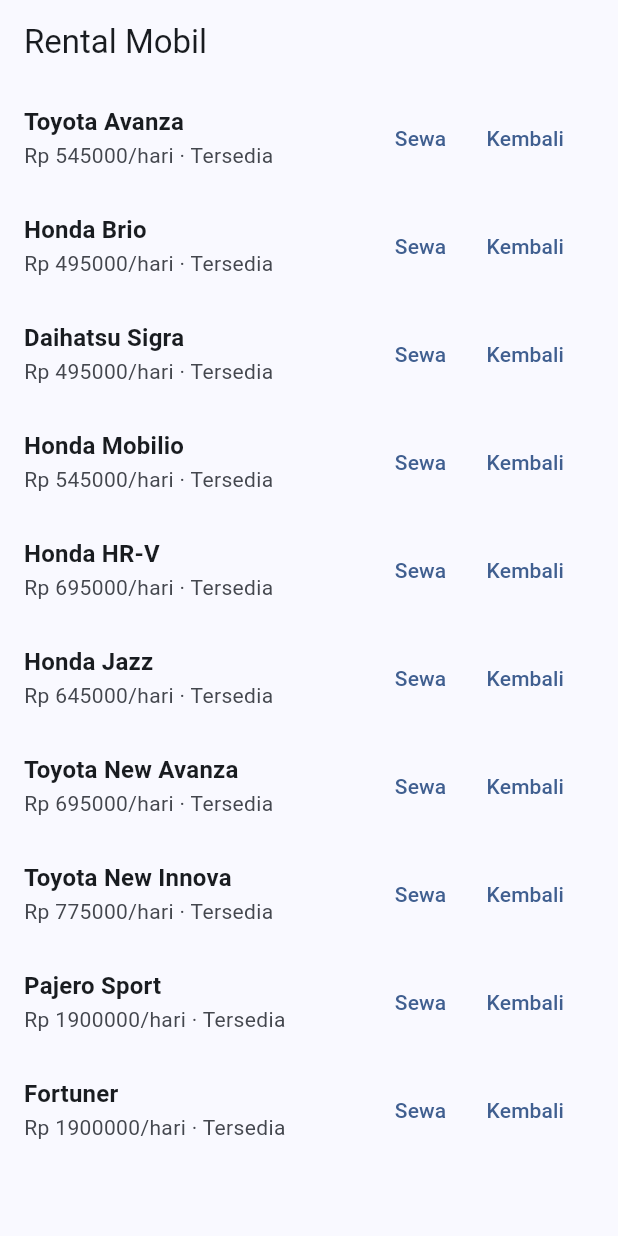
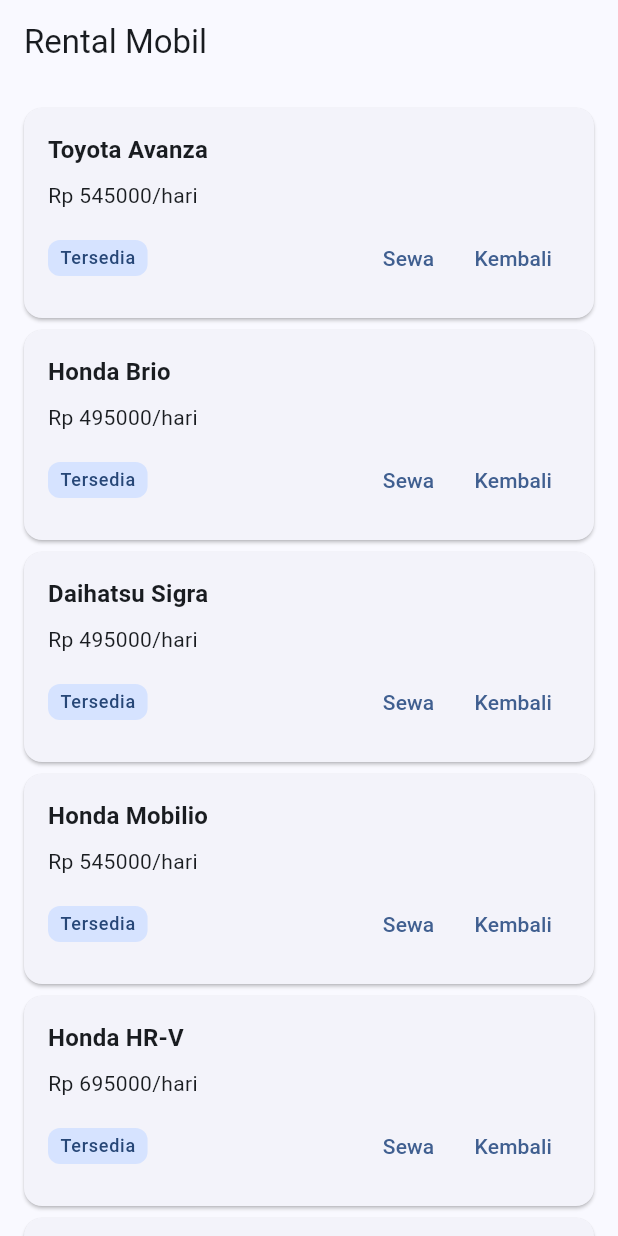
Before and after one commit to etjandinegara-coder/AFL2-Visual-Programming-EvelynTjandinegara-2086022510001, a Flutter app: the screen it shows after launch, on a phone screen of 412 x 824 dp. Run offline on Flutter 3.47's test engine with Material 3 defaults, Android fonts, the phone set to English and light mode, and no system bars; our stand-ins replace equatable, shared_preferences.

Commit message:
ubah daftar mobil ke Card dan gunakan colorScheme

```diff
--- a/lib/views/car_view.dart
+++ b/lib/views/car_view.dart
@@ -39,7 +39,6 @@ class _CarList extends StatelessWidget {
 
   const _CarList({required this.cars, required this.viewModel});
 
-  // Alur pengembalian: tanya jam terlambat, tampilkan rincian, lalu konfirmasi.
   Future<void> _onReturn(BuildContext context, Car car) async {
     final lateHours = await showDialog<int>(
       context: context,
@@ -80,23 +79,48 @@ class _CarList extends StatelessWidget {
 
   @override
   Widget build(BuildContext context) {
+    final theme = Theme.of(context);
+    final colors = theme.colorScheme;
+
     return ListView.builder(
+      padding: const EdgeInsets.all(16),
       itemCount: cars.length,
       itemBuilder: (context, index) {
         final car = cars[index];
-        return ListTile(
-          title: Text(
-            car.name,
-            style: Theme.of(context).textTheme.titleMedium,
+        final available = car.isAvailable;
+
+        return Card(
+          margin: const EdgeInsets.only(bottom: 8),
+          child: Padding(
+            padding: const EdgeInsets.all(16),
+            child: Column(
+              crossAxisAlignment: CrossAxisAlignment.start,
+              children: [
+                Text(car.name, style: theme.textTheme.titleMedium),
+                const SizedBox(height: 8),
+                Text(
+                  'Rp ${car.dailyPrice}/hari',
+                  style: theme.textTheme.bodyMedium,
                 ),
-          subtitle: Text(
-            'Rp ${car.dailyPrice}/hari · ${car.isAvailable ? 'Tersedia' : 'Disewa'}',
+                const SizedBox(height: 8),
+                Row(
+                  children: [
+                    Container(
+                      padding: const EdgeInsets.symmetric(horizontal: 8, vertical: 4),
+                      decoration: BoxDecoration(
+                        color: available ? colors.primaryContainer : colors.errorContainer,
+                        borderRadius: BorderRadius.circular(8),
                       ),
-          trailing: Row(
-            mainAxisSize: MainAxisSize.min,
-            children: [
+                      child: Text(
+                        available ? 'Tersedia' : 'Disewa',
+                        style: theme.textTheme.labelMedium?.copyWith(
+                          color: available ? colors.onPrimaryContainer : colors.onErrorContainer,
+                        ),
+                      ),
+                    ),
+                    const Spacer(),
                     TextButton(
-                onPressed: () => viewModel.rentCar(car.id),
+                      onPressed: available ? () => viewModel.rentCar(car.id) : null,
                       child: const Text('Sewa'),
                     ),
                     TextButton(
@@ -104,6 +128,9 @@ class _CarList extends StatelessWidget {
                       child: const Text('Kembali'),
                     ),
                   ],
+                ),
+              ],
+            ),
           ),
         );
       },
@@ -119,17 +146,29 @@ class _ErrorView extends StatelessWidget {
 
   @override
   Widget build(BuildContext context) {
+    final theme = Theme.of(context);
+    final colors = theme.colorScheme;
+
     return Center(
+      child: Padding(
+        padding: const EdgeInsets.all(16),
         child: Column(
           mainAxisSize: MainAxisSize.min,
           children: [
-          Text(message, textAlign: TextAlign.center),
+            Icon(Icons.error_outline, color: colors.error, size: 48),
             const SizedBox(height: 16),
-          ElevatedButton(
+            Text(
+              message,
+              textAlign: TextAlign.center,
+              style: theme.textTheme.bodyLarge?.copyWith(color: colors.error),
+            ),
+            const SizedBox(height: 16),
+            FilledButton(
               onPressed: onRetry,
               child: const Text('Coba lagi'),
             ),
           ],
+        ),
       ),
     );
   }
```
Lines whose indentation alone changed are shown as unchanged.
